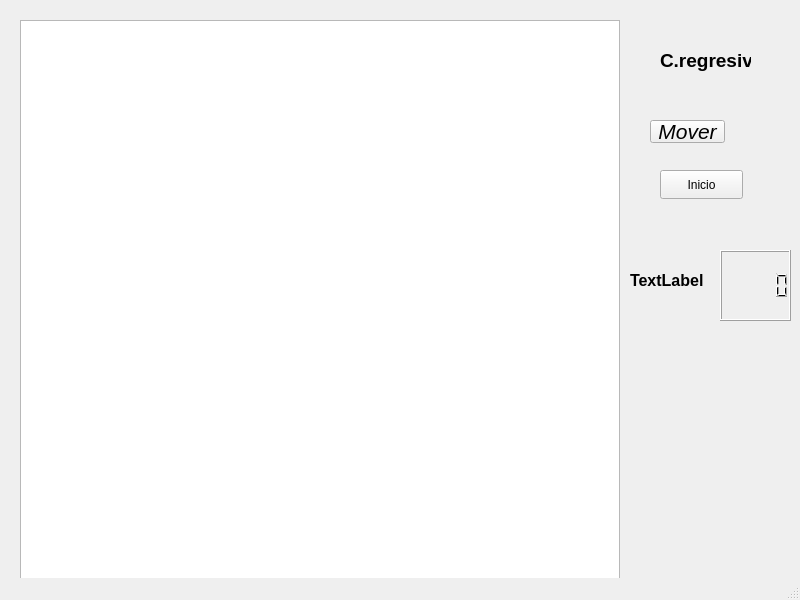
juandiego46/Lab_5, file Grafica_ejemplo_clase/mainwindow.ui: the form before one commit.
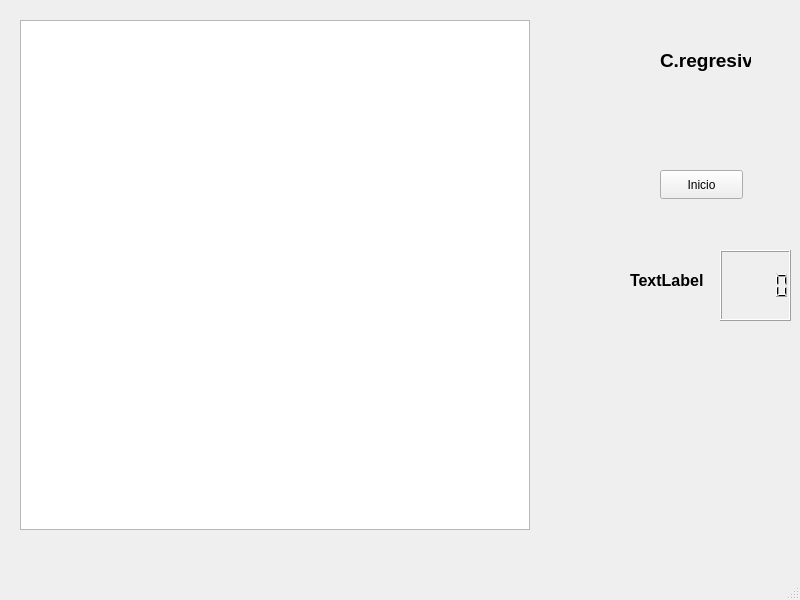
The form after the commit.

```diff
--- a/Grafica_ejemplo_clase/mainwindow.ui
+++ b/Grafica_ejemplo_clase/mainwindow.ui
@@ -40,33 +40,11 @@
      <rect>
       <x>20</x>
       <y>20</y>
-      <width>600</width>
-      <height>600</height>
+      <width>510</width>
+      <height>510</height>
      </rect>
     </property>
    </widget>
-   <widget class="QPushButton" name="pushButton">
-    <property name="geometry">
-     <rect>
-      <x>650</x>
-      <y>120</y>
-      <width>75</width>
-      <height>23</height>
-     </rect>
-    </property>
-    <property name="font">
-     <font>
-      <pointsize>16</pointsize>
-      <italic>true</italic>
-     </font>
-    </property>
-    <property name="autoFillBackground">
-     <bool>false</bool>
-    </property>
-    <property name="text">
-     <string>Mover</string>
-    </property>
-   </widget>
    <widget class="QLabel" name="cronometro">
     <property name="geometry">
      <rect>
```
Left out of the diff: 1 changed line with no effect on the pictures.
